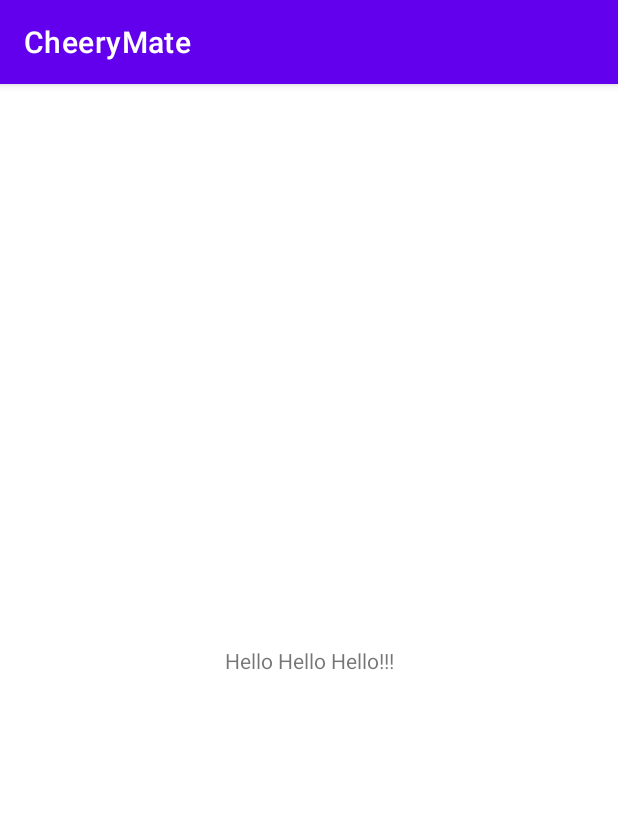
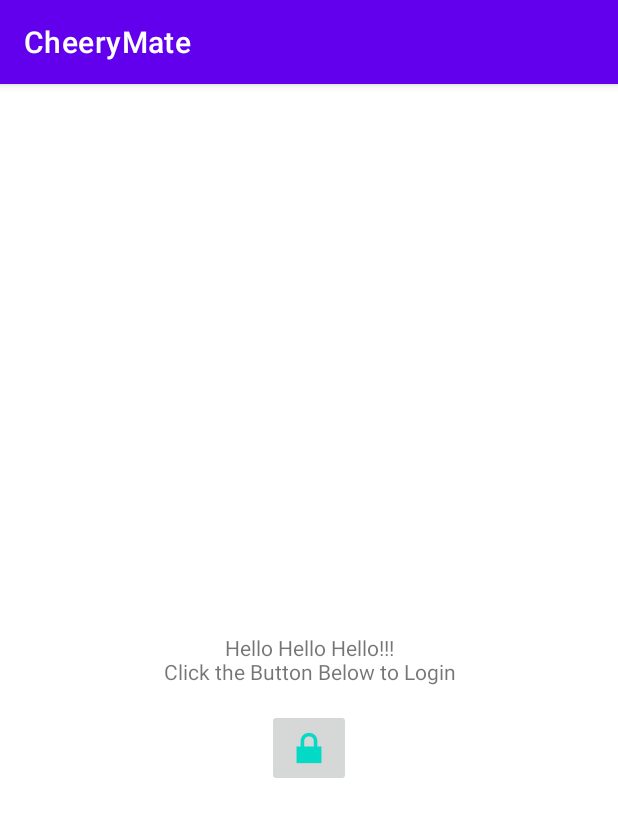
Before and after one commit to kkhushii/CheeryMate, an Android app: the screen it shows after launch (MainActivity), on a phone screen of 412 x 824 dp. Shown: the top 817 px of the screen. Run offline under Robolectric (Android 15) with nearby library versions, the phone set to English and light mode, and no system bars; libraries missing offline, so code that uses them is left out: com.firebase.ui.

Commit message:
Google Sign in option added

```diff
--- a/app/build.gradle
+++ b/app/build.gradle
@@ -1,5 +1,6 @@
 plugins {
     id 'com.android.application'
+    id 'com.google.gms.google-services'
 }
 
 android {
@@ -35,4 +36,8 @@ dependencies {
     testImplementation 'junit:junit:4.+'
     androidTestImplementation 'androidx.test.ext:junit:1.1.2'
     androidTestImplementation 'androidx.test.espresso:espresso-core:3.3.0'
+
+    implementation platform('com.google.firebase:firebase-bom:28.0.1')
+    implementation 'com.google.firebase:firebase-analytics'
+    implementation 'com.firebaseui:firebase-ui-auth:6.4.0'
 }
--- a/app/src/main/AndroidManifest.xml
+++ b/app/src/main/AndroidManifest.xml
@@ -9,6 +9,7 @@
         android:roundIcon="@mipmap/ic_launcher_round"
         android:supportsRtl="true"
         android:theme="@style/Theme.CheeryMate">
+        <activity android:name=".FeedActivity"></activity>
         <activity android:name=".MainActivity">
             <intent-filter>
                 <action android:name="android.intent.action.MAIN" />
--- a/app/src/main/java/hackOn2021/cheerymate/MainActivity.java
+++ b/app/src/main/java/hackOn2021/cheerymate/MainActivity.java
@@ -2,13 +2,75 @@ package hackOn2021.cheerymate;
 
 import androidx.appcompat.app.AppCompatActivity;
 
+import android.content.Intent;
 import android.os.Bundle;
+import android.view.View;
+import android.widget.ImageButton;
+import android.widget.TextView;
+import android.widget.Toast;
+
+import com.firebase.ui.auth.AuthUI;
+import com.firebase.ui.auth.IdpResponse;
+
+import java.util.Arrays;
+import java.util.List;
 
 public class MainActivity extends AppCompatActivity {
+
+    private TextView textViewHello; //This displays the Hello Text, just for test
+    private ImageButton buttonGoogleSignIn;
+    private final int RC_SIGN_IN = 1001;
 
     @Override
     protected void onCreate(Bundle savedInstanceState) {
         super.onCreate(savedInstanceState);
         setContentView(R.layout.activity_main);
+
+        textViewHello = findViewById(R.id.mainActivityHelloTextView);
+        buttonGoogleSignIn = findViewById(R.id.mainActivityButtonGoogleLogin);
+
+        initialiseButton();
     }
+
+    private void initialiseButton()
+    {
+        buttonGoogleSignIn.setOnClickListener(new View.OnClickListener() {
+            @Override
+            public void onClick(View view) {
+                signIn();
+            }
+        });
+    }
+
+    private void signIn()
+    {
+        List<AuthUI.IdpConfig> providers = Arrays.asList(
+                new AuthUI.IdpConfig.GoogleBuilder().build());
+
+           startActivityForResult(
+                AuthUI.getInstance()
+                        .createSignInIntentBuilder()
+                        .setAvailableProviders(providers)
+                        .build(),
+                RC_SIGN_IN);
+    }
+
+    @Override
+    protected void onActivityResult(int requestCode, int resultCode, Intent data) {
+        super.onActivityResult(requestCode, resultCode, data);
+
+        if (requestCode == RC_SIGN_IN) {
+            IdpResponse response = IdpResponse.fromResultIntent(data);
+
+            if (resultCode == RESULT_OK) {
+                Toast.makeText(this, "Sign in success!", Toast.LENGTH_SHORT).show();
+                Intent intent = new Intent(this, FeedActivity.class);
+                startActivity(intent);
+            } else {
+                Toast.makeText(this, "Sign in failure, try again.", Toast.LENGTH_SHORT).show();
+            }
+        }
+    }
+
+
 }
--- a/app/src/main/res/layout/activity_main.xml
+++ b/app/src/main/res/layout/activity_main.xml
@@ -1,18 +1,28 @@
 <?xml version="1.0" encoding="utf-8"?>
-<androidx.constraintlayout.widget.ConstraintLayout xmlns:android="http://schemas.android.com/apk/res/android"
-    xmlns:app="http://schemas.android.com/apk/res-auto"
+<RelativeLayout xmlns:android="http://schemas.android.com/apk/res/android"
     xmlns:tools="http://schemas.android.com/tools"
     android:layout_width="match_parent"
     android:layout_height="match_parent"
     tools:context=".MainActivity">
 
     <TextView
+        android:id="@+id/mainActivityHelloTextView"
         android:layout_width="wrap_content"
         android:layout_height="wrap_content"
-        android:text="Hello Hello Hello!!!"
-        app:layout_constraintBottom_toBottomOf="parent"
-        app:layout_constraintLeft_toLeftOf="parent"
-        app:layout_constraintRight_toRightOf="parent"
-        app:layout_constraintTop_toTopOf="parent" />
+        android:textAlignment="center"
+        android:text="Hello Hello Hello!!!\nClick the Button Below to Login"
+        android:layout_centerInParent="true" />
 
-</androidx.constraintlayout.widget.ConstraintLayout>
+    <!--Do not change Id of the below button
+    and change the android:src attribute to a google logo-->
+    <ImageButton
+        android:id="@+id/mainActivityButtonGoogleLogin"
+        android:layout_width="wrap_content"
+        android:layout_height="wrap_content"
+        android:layout_below="@+id/mainActivityHelloTextView"
+        android:layout_centerHorizontal="true"
+        android:layout_marginTop="15dp"
+        android:src="@android:drawable/ic_lock_lock"
+        />
+
+</RelativeLayout>
--- a/build.gradle
+++ b/build.gradle
@@ -6,6 +6,7 @@ buildscript {
     }
     dependencies {
         classpath "com.android.tools.build:gradle:4.2.1"
+        classpath 'com.google.gms:google-services:4.3.8'
 
         // NOTE: Do not place your application dependencies here; they belong
         // in the individual module build.gradle files
```
Also changed, not shown: app/src/main/java/hackOn2021/cheerymate/FeedActivity.java (added, +14 -0 lines), app/src/main/res/layout/activity_feed.xml (added, +15 -0 lines), 1 other file.
